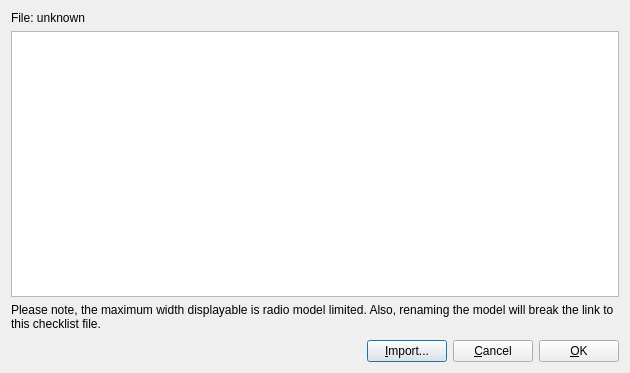
This is companion/src/modeledit/checklistdialog.ui in opentx/opentx as Qt 5 draws it before an edit. The edited form follows.
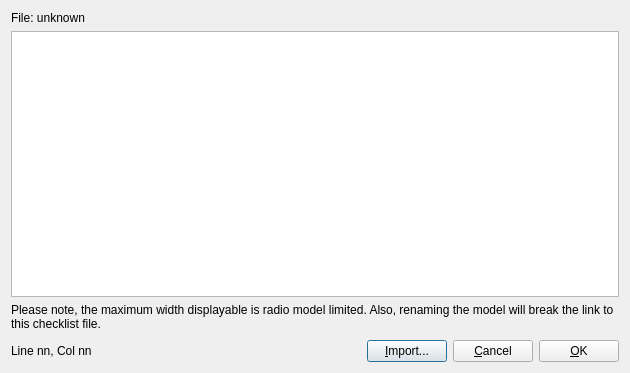
This is the edited form.

Commit message: Refactor to use helpers and add cursor position

```diff
--- a/companion/src/modeledit/checklistdialog.ui
+++ b/companion/src/modeledit/checklistdialog.ui
@@ -65,6 +65,13 @@
      <property name="sizeConstraint">
       <enum>QLayout::SetMinimumSize</enum>
      </property>
+     <item>
+      <widget class="QLabel" name="lblCursorPos">
+       <property name="text">
+        <string>Line nn, Col nn</string>
+       </property>
+      </widget>
+     </item>
      <item>
       <spacer name="horizontalSpacer">
        <property name="orientation">
```
The commit also changes 3 other files.
